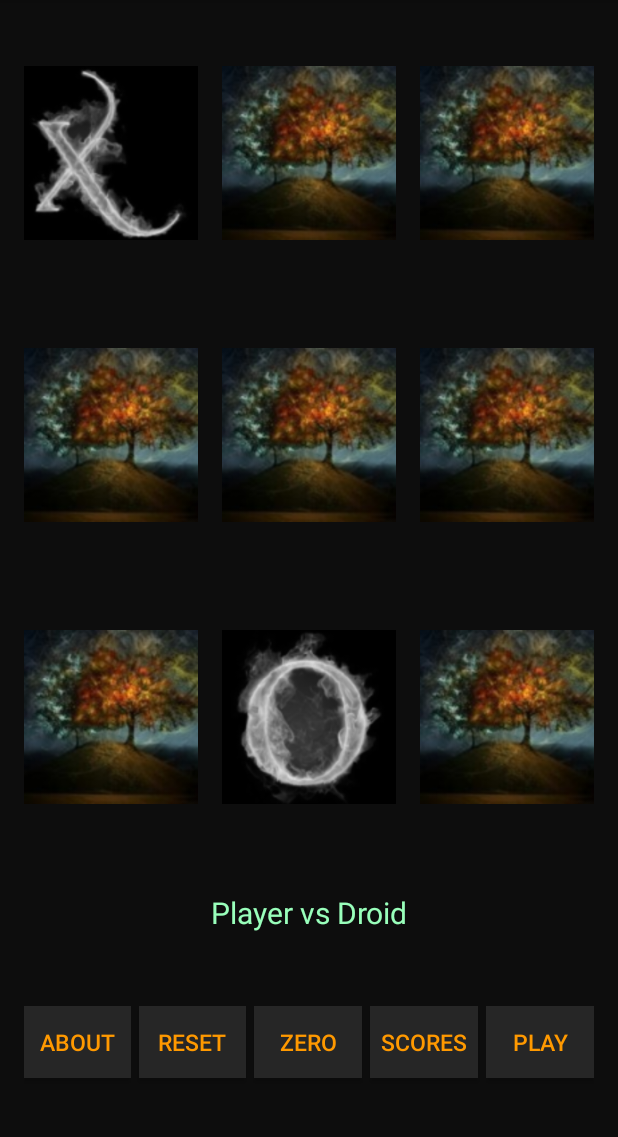
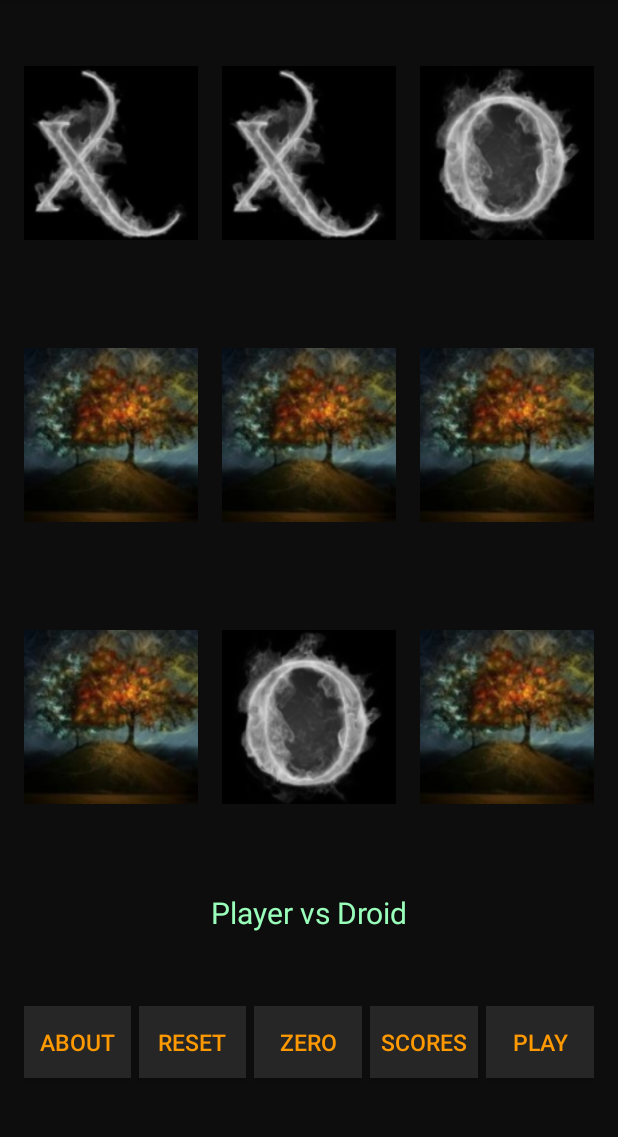
Before and after one commit to lynnsh/android-tictactoe, an Android app: the screen it shows after launch (MainActivity), after a tap on an icon or button, on a phone screen of 412 x 824 dp, the part 84-1221 px from its top. Run offline under Robolectric (Android 15) with nearby library versions, the light colour scheme and no system bars; 2 other taps on this screen came first.

Commit message:
changed indexing and array size for ImageView array

```diff
--- a/app/src/main/java/android518/tttalenaerika/MainActivity.java
+++ b/app/src/main/java/android518/tttalenaerika/MainActivity.java
@@ -19,7 +19,7 @@
 public class MainActivity extends AppCompatActivity {
 
     private boolean isPlayerTwoHuman = false;
-    private ImageView[] views = new ImageView[10];
+    private ImageView[] views = new ImageView[9];
     private int turn = 0;
     private int playerXPts = 0;
     private int playerOPts = 0;
@@ -67,7 +67,7 @@
             // Make sure tags is not empty array
             if (savedInstanceState.getStringArray("tags").length != 0) {
                 String[] temp = savedInstanceState.getStringArray("tags");
-                for (int i = 1; i < temp.length; i++) {
+                for (int i = 0; i < temp.length; i++) {
                     // Reserve appropriate view if it is not null (un-clicked)
                     if (temp[i] != null) {
                         reserveView(views[i], temp[i]);
@@ -159,16 +159,16 @@
      */
     private boolean checkWin() {
         return  //check horizontally
-                formWinPosition(views[1], views[2], views[3]) ||
-                        formWinPosition(views[4], views[5], views[6]) ||
-                        formWinPosition(views[7], views[8], views[9])
+                formWinPosition(views[0], views[1], views[2]) ||
+                        formWinPosition(views[3], views[4], views[5]) ||
+                        formWinPosition(views[6], views[7], views[8])
                         //check vertically
+                        || formWinPosition(views[0], views[3], views[6])
                         || formWinPosition(views[1], views[4], views[7])
                         || formWinPosition(views[2], views[5], views[8])
-                        || formWinPosition(views[3], views[6], views[9])
                         //check diagonally
-                        || formWinPosition(views[1], views[5], views[9]) ||
-                        formWinPosition(views[3], views[5], views[7]);
+                        || formWinPosition(views[0], views[4], views[8]) ||
+                        formWinPosition(views[2], views[4], views[6]);
     }
 
     /**
@@ -217,9 +217,9 @@
      */
     private int compEasy() {
         Random random = new Random();
-        int choice = 0;
+        int choice;
         do {
-            choice = random.nextInt(9) + 1;
+            choice = random.nextInt(9);
         } while (isViewReserved(choice));
 
         return choice;
@@ -229,7 +229,7 @@
      * Makes buttons not clickable.
      */
     private void disableBoard() {
-        for (int i = 1; i < views.length; i++)
+        for (int i = 0; i < views.length; i++)
             views[i].setClickable(false);
     }
 
@@ -262,7 +262,7 @@
      * representing 1-9 buttons.
      */
     private void getViews() {
-        for (int i = 1; i < views.length; i++) {
+        for (int i = 0; i < views.length; i++) {
             int id = getResources().getIdentifier("img" + i, "id", getPackageName());
             views[i] = (ImageView) findViewById(id);
         }
@@ -288,7 +288,7 @@
      * Clears the board and sets all values to their defaults.
      */
     private void prepareBoard() {
-        for (int i = 1; i < views.length; i++) {
+        for (int i = 0; i < views.length; i++) {
             views[i].setImageResource(R.drawable.back);
             views[i].setTag(null);
             views[i].setClickable(true);
@@ -389,7 +389,7 @@
         outState.putBoolean("isPlayerTwoHuman", isPlayerTwoHuman);
 
         // Save image data (which letter if applies)
-        for (int i = 1; i < views.length; i++) {
+        for (int i = 0; i < views.length; i++) {
             // If tag is not null, add it, else keep the array value as null
             if (views[i].getTag() != null) {
                 tags[i] = views[i].getTag().toString();
--- a/app/src/main/res/layout-land/activity_main.xml
+++ b/app/src/main/res/layout-land/activity_main.xml
@@ -21,6 +21,44 @@
         android:scrollbars="vertical">
 
         <!-- First Column -->
+        <LinearLayout
+            android:layout_width="0dp"
+            android:layout_height="match_parent"
+            android:layout_marginRight="@dimen/image_right_margin"
+            android:layout_weight="2"
+            android:orientation="vertical">
+
+            <ImageView
+                android:id="@+id/img0"
+                android:layout_width="match_parent"
+                android:layout_height="0dp"
+                android:layout_marginBottom="@dimen/image_bottom_margin"
+                android:layout_weight="1"
+                android:onClick="btnClick"
+                android:scaleType="fitXY"
+                android:src="@drawable/back" />
+
+            <ImageView
+                android:id="@+id/img3"
+                android:layout_width="match_parent"
+                android:layout_height="0dp"
+                android:layout_marginBottom="@dimen/image_bottom_margin"
+                android:layout_weight="1"
+                android:onClick="btnClick"
+                android:scaleType="fitXY"
+                android:src="@drawable/back" />
+
+            <ImageView
+                android:id="@+id/img6"
+                android:layout_width="match_parent"
+                android:layout_height="0dp"
+                android:layout_weight="1"
+                android:onClick="btnClick"
+                android:scaleType="fitXY"
+                android:src="@drawable/back" />
+        </LinearLayout>
+
+        <!-- Second Column -->
         <LinearLayout
             android:layout_width="0dp"
             android:layout_height="match_parent"
@@ -58,11 +96,11 @@
                 android:src="@drawable/back" />
         </LinearLayout>
 
-        <!-- Second Column -->
+        <!-- Third Column -->
         <LinearLayout
             android:layout_width="0dp"
             android:layout_height="match_parent"
-            android:layout_marginRight="@dimen/image_right_margin"
+            android:layout_marginRight="@dimen/controls_right_margin"
             android:layout_weight="2"
             android:orientation="vertical">
 
@@ -88,44 +126,6 @@
 
             <ImageView
                 android:id="@+id/img8"
-                android:layout_width="match_parent"
-                android:layout_height="0dp"
-                android:layout_weight="1"
-                android:onClick="btnClick"
-                android:scaleType="fitXY"
-                android:src="@drawable/back" />
-        </LinearLayout>
-
-        <!-- Third Column -->
-        <LinearLayout
-            android:layout_width="0dp"
-            android:layout_height="match_parent"
-            android:layout_marginRight="@dimen/controls_right_margin"
-            android:layout_weight="2"
-            android:orientation="vertical">
-
-            <ImageView
-                android:id="@+id/img3"
-                android:layout_width="match_parent"
-                android:layout_height="0dp"
-                android:layout_marginBottom="@dimen/image_bottom_margin"
-                android:layout_weight="1"
-                android:onClick="btnClick"
-                android:scaleType="fitXY"
-                android:src="@drawable/back" />
-
-            <ImageView
-                android:id="@+id/img6"
-                android:layout_width="match_parent"
-                android:layout_height="0dp"
-                android:layout_marginBottom="@dimen/image_bottom_margin"
-                android:layout_weight="1"
-                android:onClick="btnClick"
-                android:scaleType="fitXY"
-                android:src="@drawable/back" />
-
-            <ImageView
-                android:id="@+id/img9"
                 android:layout_width="match_parent"
                 android:layout_height="0dp"
                 android:layout_weight="1"
--- a/app/src/main/res/layout/activity_main.xml
+++ b/app/src/main/res/layout/activity_main.xml
@@ -27,7 +27,7 @@
             android:orientation="horizontal">
 
             <ImageView
-                android:id="@+id/img1"
+                android:id="@+id/img0"
                 android:layout_width="0dp"
                 android:layout_height="match_parent"
                 android:layout_weight="1"
@@ -37,7 +37,7 @@
                 android:scaleType="fitCenter"/>
 
             <ImageView
-                android:id="@+id/img2"
+                android:id="@+id/img1"
                 android:layout_width="0dp"
                 android:layout_height="match_parent"
                 android:layout_weight="1"
@@ -47,7 +47,7 @@
                 android:scaleType="fitCenter" />
 
             <ImageView
-                android:id="@+id/img3"
+                android:id="@+id/img2"
                 android:layout_width="0dp"
                 android:layout_height="match_parent"
                 android:layout_weight="1"
@@ -65,7 +65,7 @@
             android:orientation="horizontal">
 
             <ImageView
-                android:id="@+id/img4"
+                android:id="@+id/img3"
                 android:layout_width="0dp"
                 android:layout_height="match_parent"
                 android:layout_weight="1"
@@ -75,7 +75,7 @@
                 android:scaleType="fitCenter" />
 
             <ImageView
-                android:id="@+id/img5"
+                android:id="@+id/img4"
                 android:layout_width="0dp"
                 android:layout_height="match_parent"
                 android:layout_weight="1"
@@ -85,7 +85,7 @@
                 android:scaleType="fitCenter"/>
 
             <ImageView
-                android:id="@+id/img6"
+                android:id="@+id/img5"
                 android:layout_width="0dp"
                 android:layout_height="match_parent"
                 android:layout_weight="1"
@@ -103,6 +103,16 @@
             android:orientation="horizontal">
 
             <ImageView
+                android:id="@+id/img6"
+                android:layout_width="0dp"
+                android:layout_height="match_parent"
+                android:layout_weight="1"
+                android:layout_marginRight="@dimen/image_right_margin"
+                android:onClick="btnClick"
+                android:src="@drawable/back"
+                android:scaleType="fitCenter" />
+
+            <ImageView
                 android:id="@+id/img7"
                 android:layout_width="0dp"
                 android:layout_height="match_parent"
@@ -114,16 +124,6 @@
 
             <ImageView
                 android:id="@+id/img8"
-                android:layout_width="0dp"
-                android:layout_height="match_parent"
-                android:layout_weight="1"
-                android:layout_marginRight="@dimen/image_right_margin"
-                android:onClick="btnClick"
-                android:src="@drawable/back"
-                android:scaleType="fitCenter" />
-
-            <ImageView
-                android:id="@+id/img9"
                 android:layout_width="0dp"
                 android:layout_height="match_parent"
                 android:layout_weight="1"
```
